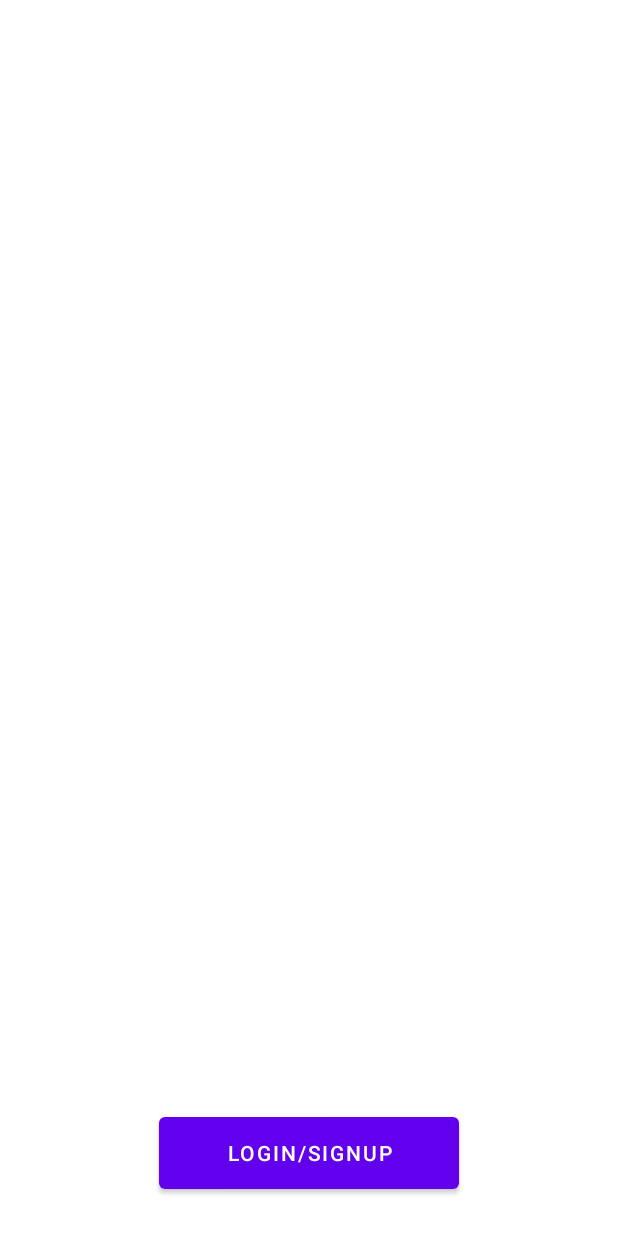
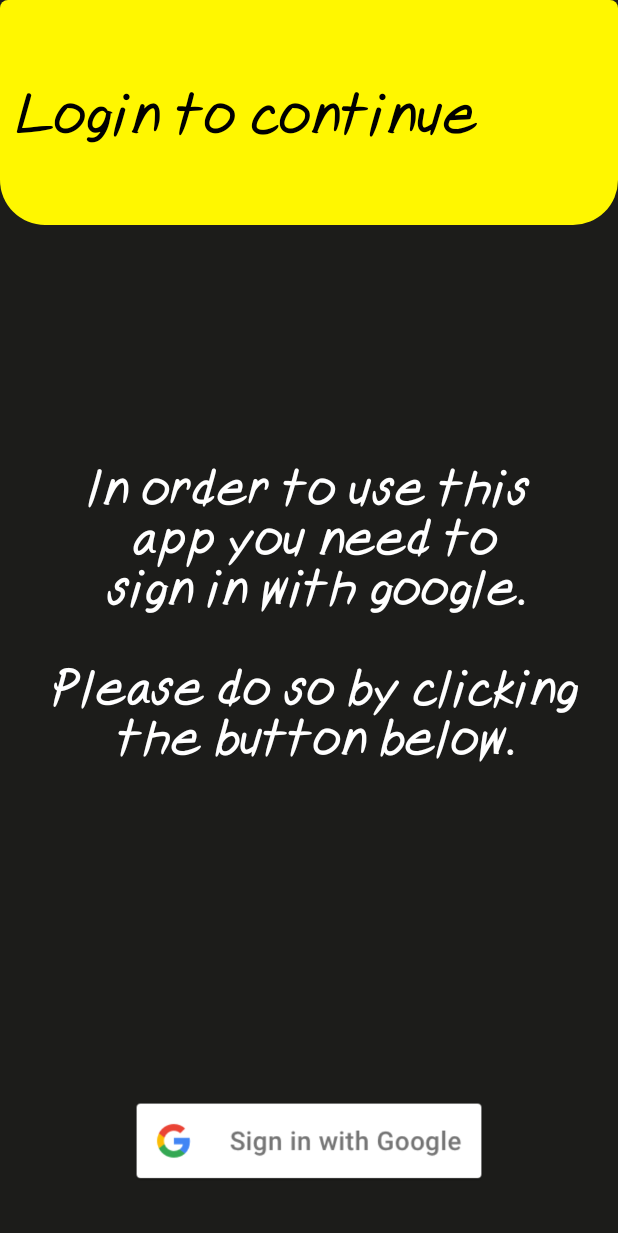
Before and after one commit to esiljak1/Running-tracker-app, an Android app: the screen it shows after launch (MainActivity), on a phone screen of 412 x 824 dp. Shown: the top 1233 px of the screen. Run offline under Robolectric (Android 15) with nearby library versions, the phone set to English and light mode, and no system bars; our stand-ins replace Firebase (no records; nobody signed in at launch, a user with empty details on screens opened directly).

Commit message:
Changed the design of login screen

```diff
--- a/app/src/main/java/com/etf/unsa/ba/zavrsnirad_esiljak1/LoginFragment.kt
+++ b/app/src/main/java/com/etf/unsa/ba/zavrsnirad_esiljak1/LoginFragment.kt
@@ -6,7 +6,7 @@ import android.util.Log
 import android.view.LayoutInflater
 import android.view.View
 import android.view.ViewGroup
-import android.widget.Button
+import android.widget.ImageButton
 import android.widget.Toast
 import androidx.fragment.app.Fragment
 import com.ba.zavrsnirad_esiljak1.R
@@ -24,7 +24,7 @@ class LoginFragment : Fragment() {
     private lateinit var mAuth: FirebaseAuth
     private lateinit var googleSignInClient: GoogleSignInClient
 
-    private lateinit var login_btn: Button
+    private lateinit var login_btn: ImageButton
     private val onClickListener = View.OnClickListener{
         signIn()
     }
--- a/app/src/main/res/layout/fragment_login.xml
+++ b/app/src/main/res/layout/fragment_login.xml
@@ -2,14 +2,44 @@
     xmlns:tools="http://schemas.android.com/tools"
     android:layout_width="match_parent"
     android:layout_height="match_parent"
-    tools:context="com.etf.unsa.ba.zavrsnirad_esiljak1.LoginFragment">
+    tools:context="com.etf.unsa.ba.zavrsnirad_esiljak1.LoginFragment"
+    android:background="#1c1c1a">
 
-    <Button
-        android:layout_width="200dp"
-        android:layout_height="60dp"
+    <TextView
+        android:layout_width="match_parent"
+        android:layout_height="150dp"
+        android:background="@drawable/rounded_corner"
+        android:fontFamily="@font/soy_regular"
+        android:text="Login to continue"
+        android:textColor="@color/black"
+        android:textSize="18pt"
+        android:textStyle="bold"
+        android:paddingTop="60dp"
+        android:paddingStart="10dp"
+        android:layout_gravity="top|center"/>
+
+    <TextView
+        android:layout_width="wrap_content"
+        android:layout_height="wrap_content"
+        android:layout_gravity="center_vertical|center_horizontal"
+        android:fontFamily="@font/soy_regular"
+        android:textAlignment="center"
+        android:text="In order to use this\n app you need to\n
+sign in with google.\n\n Please do so by clicking\n
+the button below."
+        android:textColor="@color/white"
+        android:textSize="16pt"
+        android:textStyle="bold" />
+
+    <ImageButton
         android:id="@+id/login_btn"
-        android:text="Login/Signup"
+        android:layout_width="237dp"
+        android:layout_height="76dp"
         android:layout_gravity="bottom|center"
-        android:layout_marginBottom="25dp"/>
+        android:layout_marginBottom="25dp"
+        android:adjustViewBounds="true"
+        android:background="@android:color/transparent"
+        android:scaleType="centerInside"
+        android:src="@drawable/login_img" />
 
 </FrameLayout>
```
Also changed, not shown: app/src/main/res/drawable-v24/login_img.png (added).
